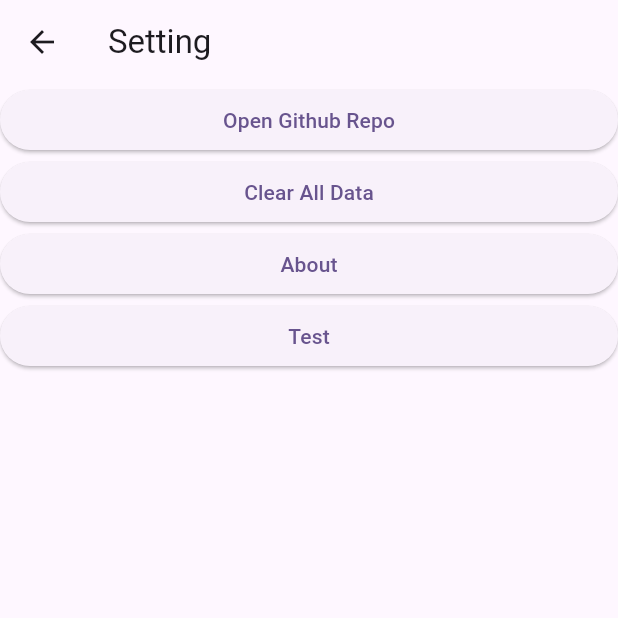
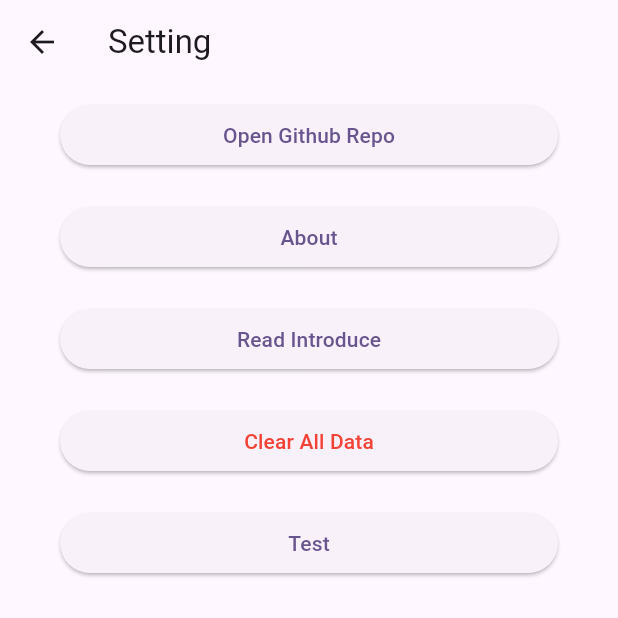
Before and after one commit to 57UU/Shape_Weather, a Flutter app: the screen it shows after launch, after a tap on the "settings" icon, on a phone screen of 412 x 824 dp, the top half of it. Run offline on Flutter 3.47's test engine with Material 2 defaults, Android fonts, the phone set to English and light mode, and no system bars; our stand-ins replace reorderables, shared_preferences, syncfusion_flutter_charts; missing offline and left inert: bitsdojo_window, open_weather_client.

Commit message:
add introduce

```diff
--- a/lib/Setting/Setting.dart
+++ b/lib/Setting/Setting.dart
@@ -1,7 +1,10 @@
 import 'package:flutter/cupertino.dart';
 import 'package:flutter/material.dart';
 import 'package:shape_weather/Setting/Configuration.dart';
+import 'package:shape_weather/Utils.dart';
 import 'package:shape_weather/WeatherUI/About.dart';
+import 'package:shape_weather/WeatherUI/Control.dart';
+import 'package:shape_weather/WeatherUI/Introduce.dart';
 import 'package:shape_weather/test.dart';
 import 'package:url_launcher/url_launcher.dart';
 
@@ -15,16 +18,10 @@ class Setting extends StatefulWidget {
 class _SettingState extends State<Setting> {
   @override
   Widget build(BuildContext context) {
-    return Scaffold(
-      appBar: AppBar(
-        title: const Text("Setting"),
-      ),
-      body: ListView(
-        children: [
-          ElevatedButton(
+    var children = <Widget>[
+      ButtonWithPadding(
           onPressed: () async {
-                await launchUrl(
-                    Uri.parse("https://github.com/57UU/Shape_Weather"));
+            await launchUrl(Uri.parse("https://github.com/57UU/Shape_Weather"));
           },
           child: const Text("Open Github Repo")),
 /*          ElevatedButton(
@@ -35,26 +32,54 @@ class _SettingState extends State<Setting> {
                 }));
               },
               child: const Text("Change Order")),*/
-          ElevatedButton(
+
+      ButtonWithPadding(
           onPressed: () {
+            Navigator.push(context, MaterialPageRoute(builder: (builder) {
+              return const About();
+            }));
+          },
+          child: const Text("About")),
+      ButtonWithPadding(
+          onPressed: () {
+            Navigator.push(context, MaterialPageRoute(builder: (builder) {
+              return const Introduce();
+            }));
+          },
+          child: const Text("Read Introduce")),
+      ButtonWithPadding(
+          onPressed: () async {
+            var flag =
+                await showYesNoDialog(context: context, content: "Are you sure?",title: "Warning");
+            if (flag == true) {
               weatherPages.value.clear();
               weatherPages.notifyListeners();
+            }
           },
-              child: const Text("Clear All Data")),
-          ElevatedButton(onPressed: (){
-            Navigator.push(context, MaterialPageRoute(builder: (builder){
-              return const About();
-            }));
-          }, child: const Text("About")),
-          ElevatedButton(
+          child: const Text(
+            "Clear All Data",
+            style: TextStyle(color: Colors.red),
+          )),
+      ButtonWithPadding(
           onPressed: () {
             Navigator.push(context, CupertinoPageRoute(builder: (builder) {
-                  return Test();
+              return const Test();
             }));
           },
           child: const Text("Test"))
-        ],
+    ];
+    return Scaffold(
+      appBar: AppBar(
+        title: const Text("Setting"),
       ),
+      body: ListView.builder(
+          itemCount: children.length,
+          itemBuilder: (context, index) {
+            return Padding(
+              padding: const EdgeInsets.fromLTRB(30, 0, 30, 0),
+              child: children[index],
+            );
+          }),
     );
   }
 }
--- a/lib/WeatherUI/About.dart
+++ b/lib/WeatherUI/About.dart
@@ -23,9 +23,9 @@ class About extends StatelessWidget {
           ),onTap: (con){
             launchUrl(Uri.parse("https://github.com/57UU/Shape_Weather"));
           }),
-          commonCard(context: context, title: "Limited", child: const Center(child: Text("Web version may can not locate due to CORS"),)),
+          //commonCard(context: context, title: "Limited", child: const Center(child: Text("Web version may can not locate due to CORS"),)),
           commonCard(context: context, title: "Weather Provider", child: const Center(child: Text("Open Weather"),)),
-          commonCard(context: context, title: "IP Locating Provider", child: const Center(child: Text("Baidu Map"),)),
+          commonCard(context: context, title: "IP Locating Provider", child: const Center(child: Text("Alapi(Web)\nBaidu Map(other platform)"),)),
         ],
       ),
     );
--- a/lib/WeatherUI/Control.dart
+++ b/lib/WeatherUI/Control.dart
@@ -111,8 +111,6 @@ Widget loading() {
         child: CircularProgressIndicator(),
       ));
 }
-
-
 
 class ForecastDataGrid extends StatelessWidget {
   final WeatherData weatherData;
@@ -256,7 +254,8 @@ class CommonCardWithVariableOnClick<T> extends StatelessWidget {
 class Fragment extends StatelessWidget {
   final Widget child;
   final String root;
-  const Fragment({required this.child,this.root="/",super.key});
+
+  const Fragment({required this.child, this.root = "/", super.key});
 
   @override
   Widget build(BuildContext context) {
@@ -275,3 +274,45 @@ class Fragment extends StatelessWidget {
     );
   }
 }
+
+class ButtonWithPadding extends StatelessWidget {
+  final Function() onPressed;
+  final Widget child;
+
+  const ButtonWithPadding(
+      {required this.child, required this.onPressed, super.key});
+
+  @override
+  Widget build(BuildContext context) {
+    return Padding(
+      padding: const EdgeInsets.all(10),
+      child: ElevatedButton(
+          onPressed: onPressed,
+          child: Padding(
+            padding: const EdgeInsets.fromLTRB(0, 10, 0, 10),
+            child: child,
+          )),
+    );
+  }
+}
+
+Widget textTitle(String text) {
+  return Padding(
+    padding: const EdgeInsets.fromLTRB(0, 50, 0, 20),
+    child: Text(
+      "——   $text   ——",
+      style: const TextStyle(
+          fontWeight: FontWeight.bold, fontSize: 25, color: Colors.greenAccent),
+    ),
+  );
+}
+
+Widget textRow(String text, Widget child, String text2) {
+  return Padding(
+    padding: const EdgeInsets.fromLTRB(0, 10, 0, 10),
+    child: Row(
+      mainAxisAlignment: MainAxisAlignment.center,
+      children: [Text(text), child, Text(text2)],
+    ),
+  );
+}
--- a/lib/WeatherUI/Welcome.dart
+++ b/lib/WeatherUI/Welcome.dart
@@ -1,5 +1,6 @@
 import 'package:flutter/cupertino.dart';
 import 'package:flutter/material.dart';
+import 'package:shape_weather/WeatherUI/Introduce.dart';
 
 
 class Welcome extends StatelessWidget {
@@ -7,17 +8,29 @@ class Welcome extends StatelessWidget {
 
   @override
   Widget build(BuildContext context) {
-    return const Center(
+    return Center(
       child: Column(
         children: [
-          Padding(
+          const Padding(
             padding: EdgeInsets.fromLTRB(0, 50, 0, 20),
             child: Text(
               "It seems that you haven't added a city yet",
               textAlign: TextAlign.center,
             ),
           ),
-          Text("Click the top left button to add one"),
+          const Text("Click the top left button to add one"),
+          const Padding(
+            padding: EdgeInsets.all(20),
+            child: Text("Or, read the introduce"),
+          ),
+          OutlinedButton(onPressed: (){
+            Navigator.of(context).push(MaterialPageRoute(builder: (builder){
+              return const Introduce();
+            }));
+          }, child: const Padding(
+            padding: EdgeInsets.all(8.0),
+            child: Text("Read Introduce"),
+          ))
         ],
       ),
     );
```
Also changed, not shown: lib/Setting/Configuration.dart (+13 -1 lines), lib/Utils.dart (+26 -0 lines), lib/WeatherUI/Introduce.dart (added, +181 -0 lines), 1 other file. Lines whose indentation alone changed are shown as unchanged.
